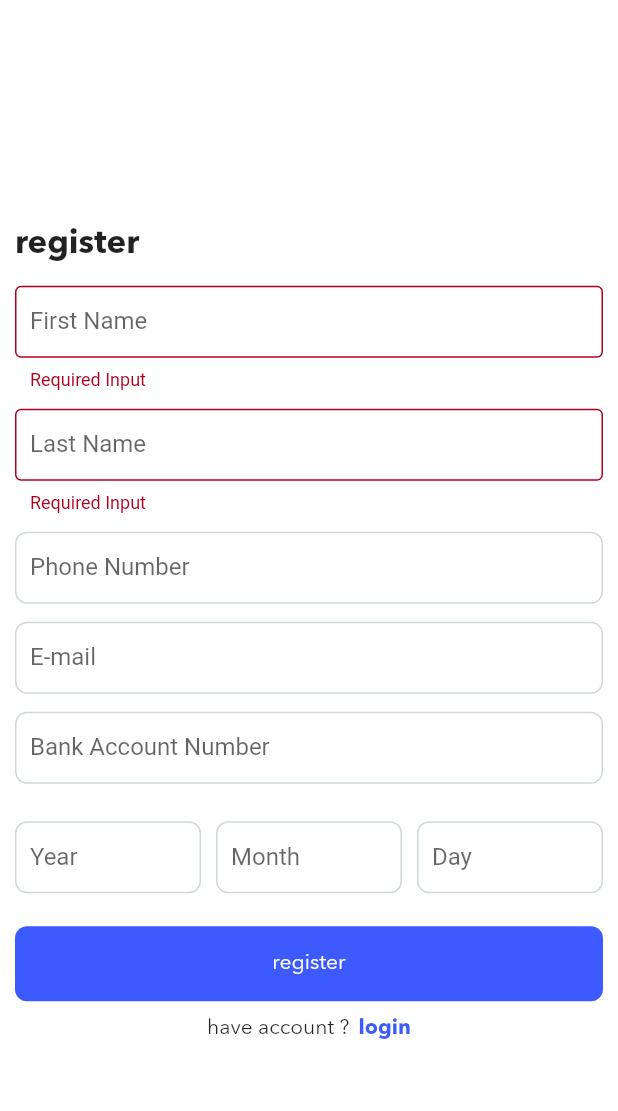
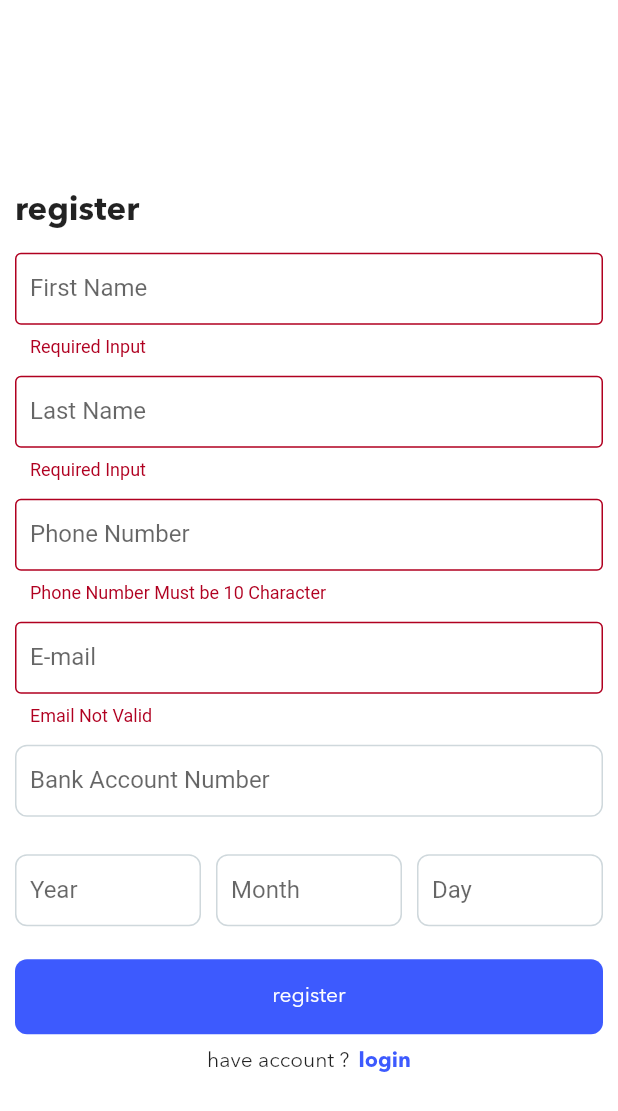
Before and after one commit to mtkz/flutter_crud, a Flutter app: the screen it shows after launch, after a tap on "register", on a phone screen of 412 x 824 dp. Shown: the top 1111 px of the screen. Run offline on Flutter 3.47's test engine with Material 2 defaults, Android fonts, the phone set to English and light mode, and no system bars.

Commit message:
make validator for phone number and email input in auth screen

```diff
--- a/lib/data/validator/form_validator.dart
+++ b/lib/data/validator/form_validator.dart
@@ -5,4 +5,20 @@ class Validator {
     }
     return null;
   }
+
+  static String? phoneNumberInputValidator(String text) {
+    if (text.length != 10) {
+      return "Phone Number Must be 10 Character";
+    }
+    return null;
+  }
+
+  static String? emailInputValidator(String text) {
+    if (RegExp(
+            r"^[a-zA-Z0-9.a-zA-Z0-9.!#$%&'*+-/=?^_`{|}~]+@[a-zA-Z0-9]+\.[a-zA-Z]+")
+        .hasMatch(text)) {
+      return null;
+    }
+    return "Email Not Valid";
+  }
 }
--- a/lib/ui/screens/auth/auth.dart
+++ b/lib/ui/screens/auth/auth.dart
@@ -14,6 +14,9 @@ class _AuthScreenState extends State<AuthScreen> {
   final GlobalKey<FormState> _formkey = GlobalKey<FormState>();
   final TextEditingController _firstNameController = TextEditingController();
   final TextEditingController _lastNameController = TextEditingController();
+  final TextEditingController _phoneNumberController = TextEditingController();
+  final TextEditingController _emailController = TextEditingController();
+
   @override
   Widget build(BuildContext context) {
     ThemeData themeData = Theme.of(context);
@@ -55,14 +58,21 @@ class _AuthScreenState extends State<AuthScreen> {
                 const _Separator(
                   height: 12,
                 ),
-                const TextField(
-                  decoration: InputDecoration(labelText: 'Phone Number'),
+                TextFormField(
+                  keyboardType: TextInputType.number,
+                  decoration: const InputDecoration(labelText: 'Phone Number'),
+                  controller: _phoneNumberController,
+                  validator: (text) => Validator.phoneNumberInputValidator(
+                      _phoneNumberController.text),
                 ),
                 const _Separator(
                   height: 12,
                 ),
-                const TextField(
-                  decoration: InputDecoration(labelText: 'E-mail'),
+                TextFormField(
+                  decoration: const InputDecoration(labelText: 'E-mail'),
+                  controller: _emailController,
+                  validator: (text) =>
+                      Validator.emailInputValidator(_emailController.text),
                 ),
                 const _Separator(
                   height: 12,
```
